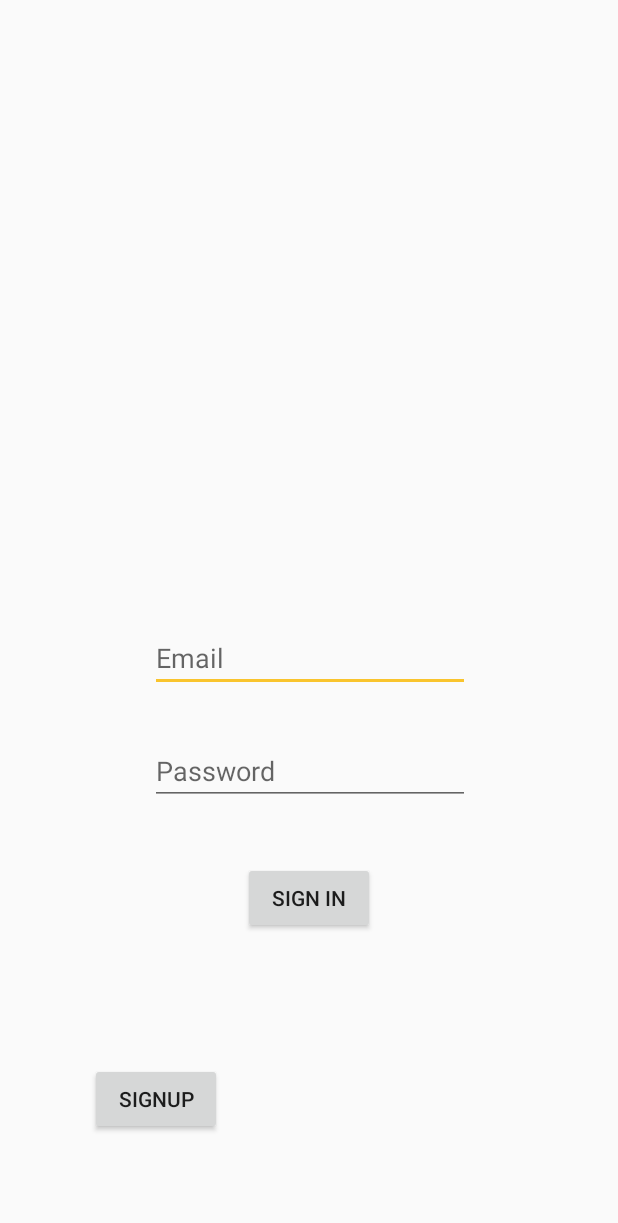
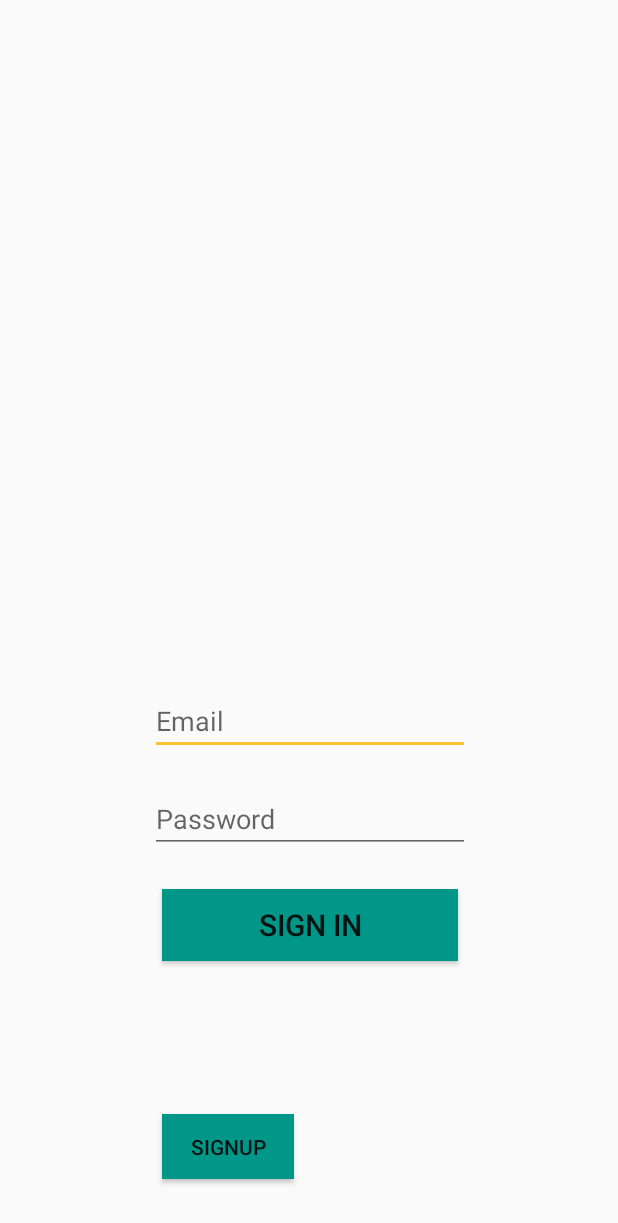
Before and after one commit to johnGachihi/Tubonge, an Android app: the layout login_activity.xml on its own in the app's theme, with its tools: preview values and no code run, on a phone screen of 412 x 824 dp. Shown: the top 1223 px of the screen. Run offline under Robolectric (Android 15) with nearby library versions, the phone set to English and light mode, and no system bars.

Commit message:
Almost done

```diff
--- a/app/src/main/res/layout/login_activity.xml
+++ b/app/src/main/res/layout/login_activity.xml
@@ -17,8 +17,8 @@
         android:inputType="textEmailAddress"
         app:layout_constraintLeft_toLeftOf="parent"
         app:layout_constraintRight_toRightOf="parent"
-        app:layout_constraintHorizontal_bias="0.503"
-        android:layout_marginBottom="30dp"
+        app:layout_constraintHorizontal_bias="0.505"
+        android:layout_marginBottom="20dp"
         app:layout_constraintBottom_toTopOf="@+id/password_loginEt" />
 
     <EditText
@@ -33,28 +33,32 @@
         android:layout_marginLeft="8dp"
         app:layout_constraintLeft_toLeftOf="parent"
         app:layout_constraintBottom_toBottomOf="parent"
-        app:layout_constraintHorizontal_bias="0.503"
-        android:layout_marginBottom="287dp" />
+        app:layout_constraintHorizontal_bias="0.505"
+        android:layout_marginBottom="255dp" />
 
     <Button
         android:id="@+id/signinBt_login"
-        android:layout_width="wrap_content"
+        android:layout_width="0dp"
         android:layout_height="wrap_content"
         android:layout_marginLeft="8dp"
         android:layout_marginRight="8dp"
-        android:layout_marginTop="38dp"
+        android:layout_marginTop="24dp"
         android:text="sign in"
-        app:layout_constraintLeft_toLeftOf="parent"
-        app:layout_constraintRight_toRightOf="parent"
-        app:layout_constraintTop_toBottomOf="@+id/password_loginEt" />
+        android:textSize="20sp"
+        android:background="@color/colorPrimary"
+        app:layout_constraintLeft_toLeftOf="@+id/password_loginEt"
+        app:layout_constraintRight_toRightOf="@+id/password_loginEt"
+        app:layout_constraintTop_toBottomOf="@+id/password_loginEt"
+        app:layout_constraintHorizontal_bias="0.0" />
 
     <Button
         android:id="@+id/signup_bt"
-        android:layout_width="wrap_content"
-        android:layout_height="wrap_content"
-        android:layout_marginBottom="67dp"
-        android:layout_marginLeft="60dp"
+        android:layout_width="0dp"
+        android:layout_height="43dp"
+        android:layout_marginBottom="38dp"
+        android:layout_marginLeft="0dp"
         android:text="signup"
+        android:background="@color/colorPrimary"
         app:layout_constraintBottom_toBottomOf="parent"
-        app:layout_constraintLeft_toLeftOf="parent" />
+        app:layout_constraintLeft_toLeftOf="@+id/signinBt_login" />
 </android.support.constraint.ConstraintLayout>
```
Also changed, not shown: app/src/main/AndroidManifest.xml (+8 -5 lines), app/src/main/java/com/originals/johnevans/tubonge/ChatRoom.java (+63 -13 lines), app/src/main/java/com/originals/johnevans/tubonge/Message.java (+14 -1 lines), app/src/main/java/com/originals/johnevans/tubonge/loginsignup/LoginActivity.java (+36 -2 lines), app/src/main/java/com/originals/johnevans/tubonge/loginsignup/MainActivity.java (+5 -6 lines), app/src/main/java/com/originals/johnevans/tubonge/loginsignup/SignUpActivity.java (+8 -1 lines), app/src/main/java/com/originals/johnevans/tubonge/loginsignup/SignUpEmailFragment.java (+8 -3 lines), app/src/main/java/com/originals/johnevans/tubonge/loginsignup/SignUpNamesFragment.java (+17 -5 lines), app/src/main/res/layout/activity_main.xml (+8 -13 lines), app/src/main/res/layout/message_item_format.xml (added, +13 -0 lines), app/src/main/res/layout/signup_email_fragment.xml (+16 -12 lines), app/src/main/res/layout/signup_names_fragment.xml (+12 -12 lines).
